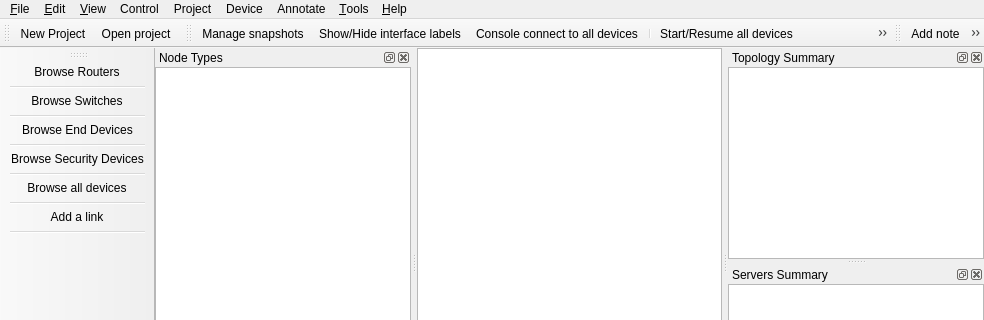
Before: the Qt Designer form gns3/ui/main_window.ui in GNS3/gns3-gui, drawn with Qt 5; both pictures show x 0 to 984 and y 0 to 320 of the 984 by 715 pixel window.
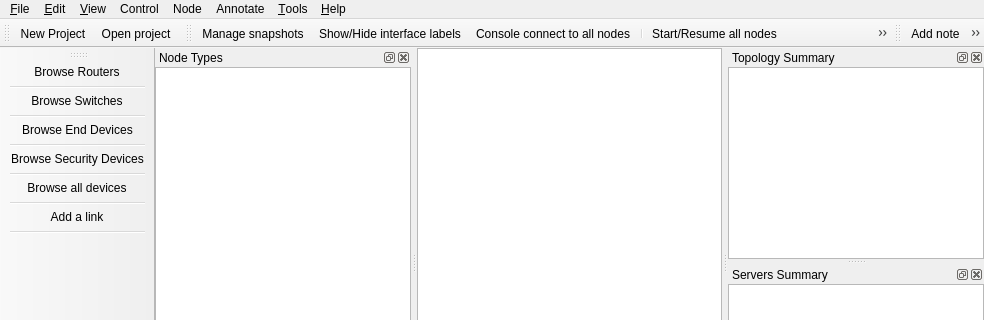
After: the same form once the commit is applied. Icons and pictures are not drawn. Custom widgets are drawn as their Qt base class.

Commit message: Move project menu items. Ref #1713.

```diff
--- a/gns3/ui/main_window.ui
+++ b/gns3/ui/main_window.ui
@@ -71,7 +71,7 @@
      <x>0</x>
      <y>0</y>
      <width>984</width>
-     <height>22</height>
+     <height>25</height>
     </rect>
    </property>
    <widget class="QMenu" name="uiEditMenu">
@@ -158,19 +158,13 @@
    </widget>
    <widget class="QMenu" name="uiDeviceMenu">
     <property name="title">
-     <string>Device</string>
+     <string>Node</string>
     </property>
    </widget>
    <widget class="QMenu" name="uiToolsMenu">
     <property name="title">
      <string>&amp;Tools</string>
     </property>
-   </widget>
-   <widget class="QMenu" name="uiProjectMenu">
-    <property name="title">
-     <string>Project</string>
-    </property>
-    <addaction name="uiSnapshotAction"/>
     <addaction name="uiScreenshotAction"/>
     <addaction name="uiImportExportConfigsAction"/>
     <addaction name="uiEditProjectAction"/>
@@ -180,7 +174,6 @@
    <addaction name="uiEditMenu"/>
    <addaction name="uiViewMenu"/>
    <addaction name="uiControlMenu"/>
-   <addaction name="uiProjectMenu"/>
    <addaction name="uiDeviceMenu"/>
    <addaction name="uiAnnotateMenu"/>
    <addaction name="uiToolsMenu"/>
@@ -621,7 +614,7 @@
      <activeoff>:/icons/start-hover.svg</activeoff>:/icons/start.svg</iconset>
    </property>
    <property name="text">
-    <string>Start/Resume all devices</string>
+    <string>Start/Resume all nodes</string>
    </property>
    <property name="toolTip">
     <string>Start/Resume all devices</string>
@@ -640,7 +633,7 @@
      <activeoff>:/icons/stop-hover.svg</activeoff>:/icons/stop.svg</iconset>
    </property>
    <property name="text">
-    <string>Stop all devices</string>
+    <string>Stop all nodes</string>
    </property>
    <property name="toolTip">
     <string>Stop all devices</string>
@@ -658,7 +651,7 @@
      <normaloff>:/icons/console.svg</normaloff>:/icons/console.svg</iconset>
    </property>
    <property name="text">
-    <string>Console connect to all devices</string>
+    <string>Console connect to all nodes</string>
    </property>
    <property name="toolTip">
     <string>Console connect to all devices</string>
@@ -774,7 +767,7 @@
      <activeoff>:/icons/pause-hover.svg</activeoff>:/icons/pause.svg</iconset>
    </property>
    <property name="text">
-    <string>Suspend all devices</string>
+    <string>Suspend all nodes</string>
    </property>
    <property name="toolTip">
     <string>Suspend all devices</string>
@@ -969,7 +962,7 @@
      <normaloff>:/icons/reload.svg</normaloff>:/icons/reload.svg</iconset>
    </property>
    <property name="text">
-    <string>Reload all devices</string>
+    <string>Reload all nodes</string>
    </property>
    <property name="toolTip">
     <string>Reload all devices</string>
```
Left out of the diff: 74 changed lines with no effect on the pictures. The commit also changes 3 other files.
